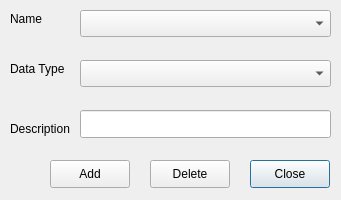
Old version of the form open-ihm/gui/designs/ui_housecharacteristics.ui in the repository snim2mirror/openihm.
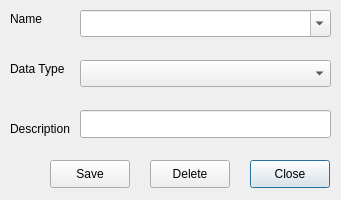
New version of the form.

Commit message: Updating code and interfaces for managing global household characteristics and personal caracterisitic types

What changed in the file:
```diff
--- a/open-ihm/gui/designs/ui_housecharacteristics.ui
+++ b/open-ihm/gui/designs/ui_housecharacteristics.ui
@@ -53,8 +53,8 @@
      <height>28</height>
     </rect>
    </property>
-   <property name="text" >
-    <string>Add</string>
+   <property name="text">
+    <string>Save</string>
    </property>
   </widget>
   <widget class="QComboBox" name="comboBox" >
@@ -66,6 +66,9 @@
      <height>27</height>
     </rect>
    </property>
+   <property name="editable">
+    <bool>true</bool>
+   </property>
   </widget>
   <widget class="QComboBox" name="comboBox_2" >
    <property name="geometry" >
```
Left out of the diff: 57 changed lines with no effect on the pictures. The commit also changes 3 other files.
